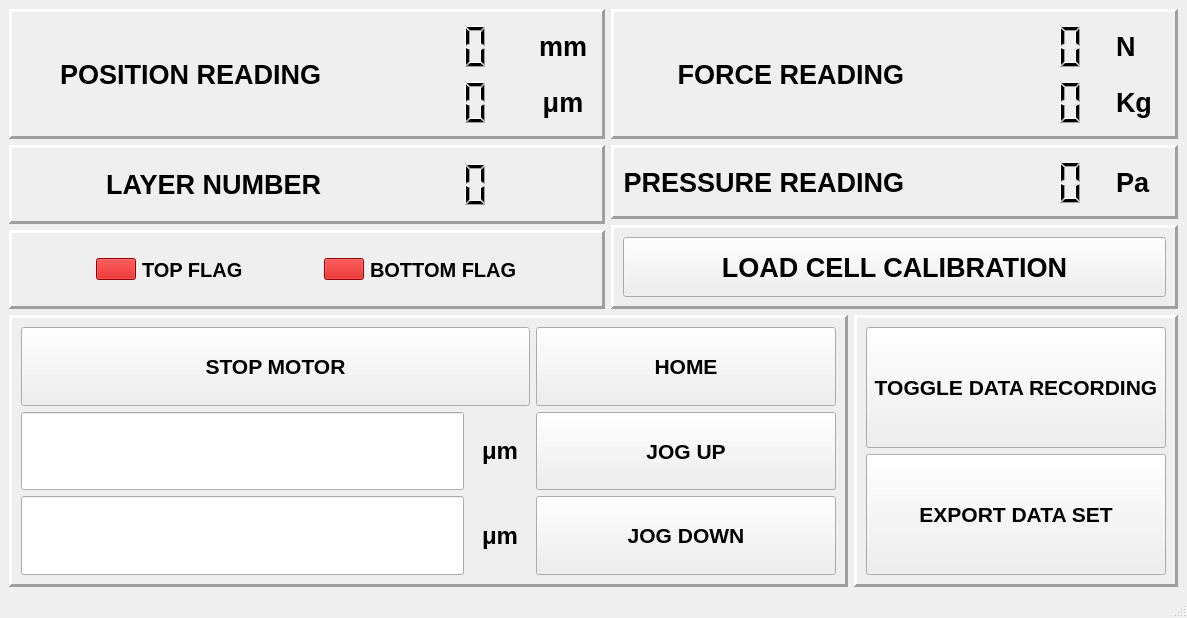
Before: the Qt Designer form newBlackBetty.ui in georgeExotic/BlackBetty_v2, drawn with Qt 5.
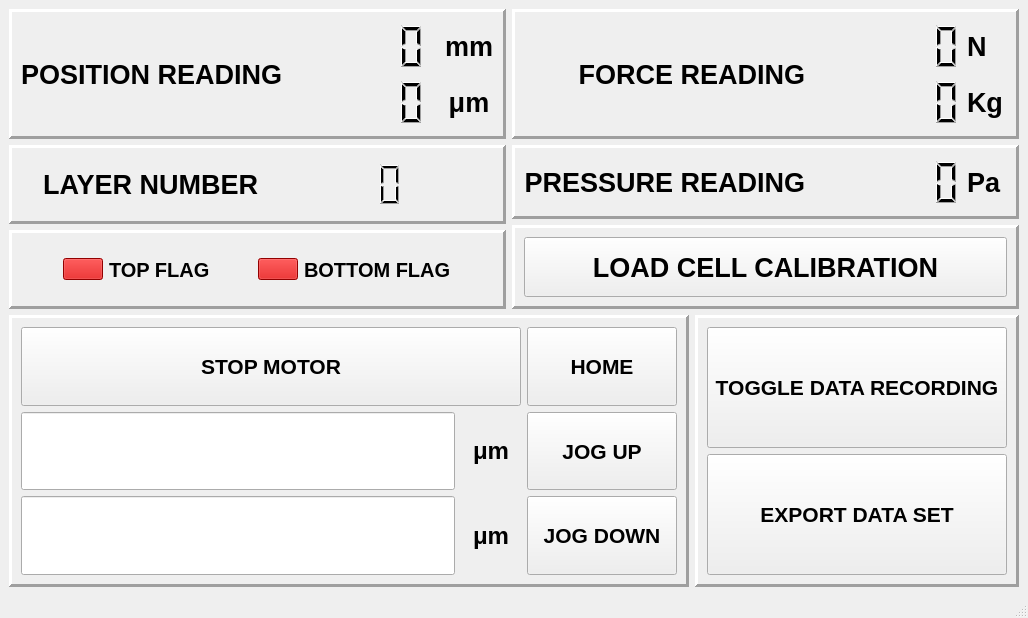
After: the same form once the commit is applied.

What changed in the file:
```diff
--- a/newBlackBetty.ui
+++ b/newBlackBetty.ui
@@ -6,7 +6,7 @@
    <rect>
     <x>0</x>
     <y>0</y>
-    <width>1185</width>
+    <width>1024</width>
     <height>618</height>
    </rect>
   </property>
@@ -34,8 +34,6 @@
    </property>
    <layout class="QGridLayout" name="gridLayout_14">
     <item row="0" column="0">
-     <layout class="QHBoxLayout" name="horizontalLayout_9">
-      <item>
        <layout class="QGridLayout" name="gridLayout_4">
         <item row="0" column="0" colspan="2">
          <layout class="QHBoxLayout" name="horizontalLayout_6">
@@ -63,7 +61,7 @@
                  </property>
                  <property name="minimumSize">
                   <size>
-                   <width>200</width>
+                 <width>150</width>
                    <height>50</height>
                   </size>
                  </property>
@@ -82,7 +80,7 @@
                  </property>
                  <property name="minimumSize">
                   <size>
-                   <width>60</width>
+                 <width>50</width>
                    <height>0</height>
                   </size>
                  </property>
@@ -115,7 +113,7 @@
                  </property>
                  <property name="minimumSize">
                   <size>
-                   <width>200</width>
+                 <width>150</width>
                    <height>50</height>
                   </size>
                  </property>
@@ -134,7 +132,7 @@
                  </property>
                  <property name="minimumSize">
                   <size>
-                   <width>60</width>
+                 <width>50</width>
                    <height>0</height>
                   </size>
                  </property>
@@ -165,7 +163,7 @@
                </property>
                <property name="minimumSize">
                 <size>
-                 <width>300</width>
+               <width>150</width>
                  <height>0</height>
                 </size>
                </property>
@@ -215,7 +213,7 @@
                  </property>
                  <property name="minimumSize">
                   <size>
-                   <width>200</width>
+                 <width>120</width>
                    <height>50</height>
                   </size>
                  </property>
@@ -265,7 +263,7 @@
                </property>
                <property name="minimumSize">
                 <size>
-                 <width>300</width>
+               <width>150</width>
                  <height>0</height>
                 </size>
                </property>
@@ -416,6 +414,8 @@
         </item>
        </layout>
       </item>
+    <item row="0" column="1">
+     <layout class="QHBoxLayout" name="horizontalLayout_9">
       <item>
        <layout class="QGridLayout" name="gridLayout_2">
         <item row="5" column="1">
@@ -489,7 +489,7 @@
                  </property>
                  <property name="minimumSize">
                   <size>
-                   <width>200</width>
+                   <width>150</width>
                    <height>50</height>
                   </size>
                  </property>
@@ -530,7 +530,7 @@
                  </property>
                  <property name="minimumSize">
                   <size>
-                   <width>50</width>
+                   <width>40</width>
                    <height>0</height>
                   </size>
                  </property>
@@ -569,7 +569,7 @@
                  </property>
                  <property name="minimumSize">
                   <size>
-                   <width>200</width>
+                   <width>150</width>
                    <height>50</height>
                   </size>
                  </property>
@@ -610,7 +610,7 @@
                  </property>
                  <property name="minimumSize">
                   <size>
-                   <width>50</width>
+                   <width>40</width>
                    <height>0</height>
                   </size>
                  </property>
@@ -714,7 +714,7 @@
                  </property>
                  <property name="minimumSize">
                   <size>
-                   <width>200</width>
+                   <width>150</width>
                    <height>50</height>
                   </size>
                  </property>
@@ -755,7 +755,7 @@
                  </property>
                  <property name="minimumSize">
                   <size>
-                   <width>50</width>
+                   <width>40</width>
                    <height>0</height>
                   </size>
                  </property>
@@ -791,7 +791,7 @@
       </item>
      </layout>
     </item>
-    <item row="1" column="0">
+    <item row="1" column="0" colspan="2">
      <layout class="QHBoxLayout" name="horizontalLayout_10">
       <item>
        <widget class="QFrame" name="frame_6">
@@ -942,7 +942,7 @@
            </property>
            <property name="minimumSize">
             <size>
-             <width>300</width>
+             <width>150</width>
              <height>0</height>
             </size>
            </property>
@@ -968,7 +968,7 @@
            </property>
            <property name="minimumSize">
             <size>
-             <width>300</width>
+             <width>150</width>
              <height>0</height>
             </size>
            </property>
@@ -994,7 +994,7 @@
            </property>
            <property name="minimumSize">
             <size>
-             <width>300</width>
+             <width>150</width>
              <height>0</height>
             </size>
            </property>
```
Left out of the diff: 2 changed lines with no effect on the pictures. Lines whose indentation alone changed are shown as unchanged.
